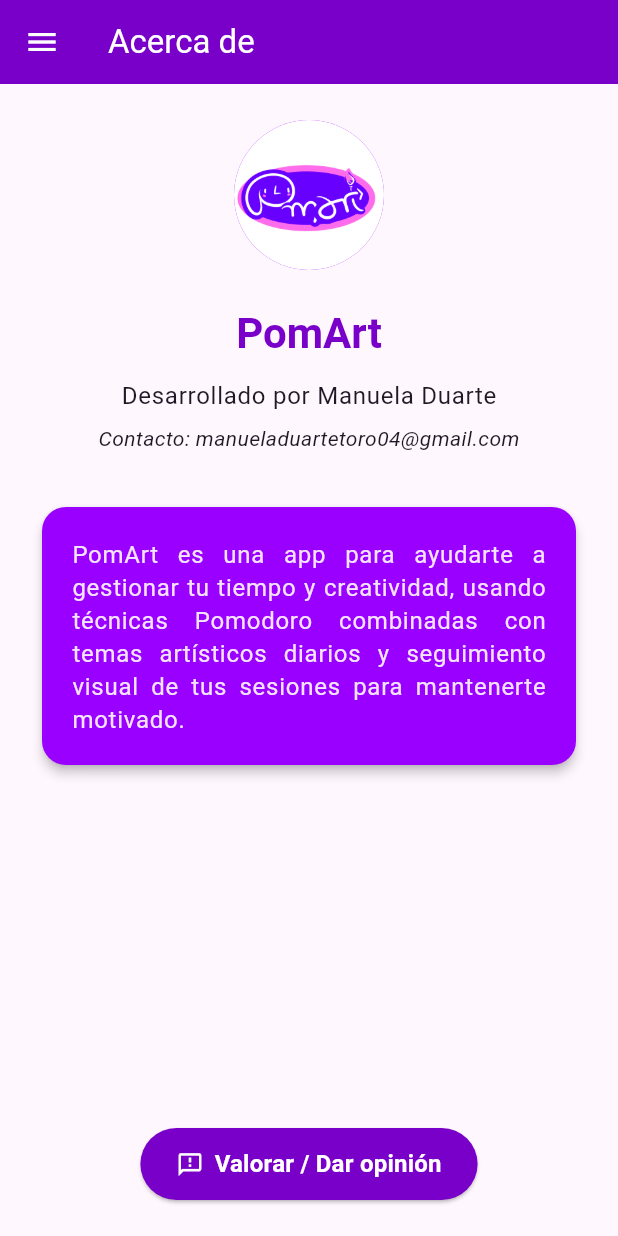
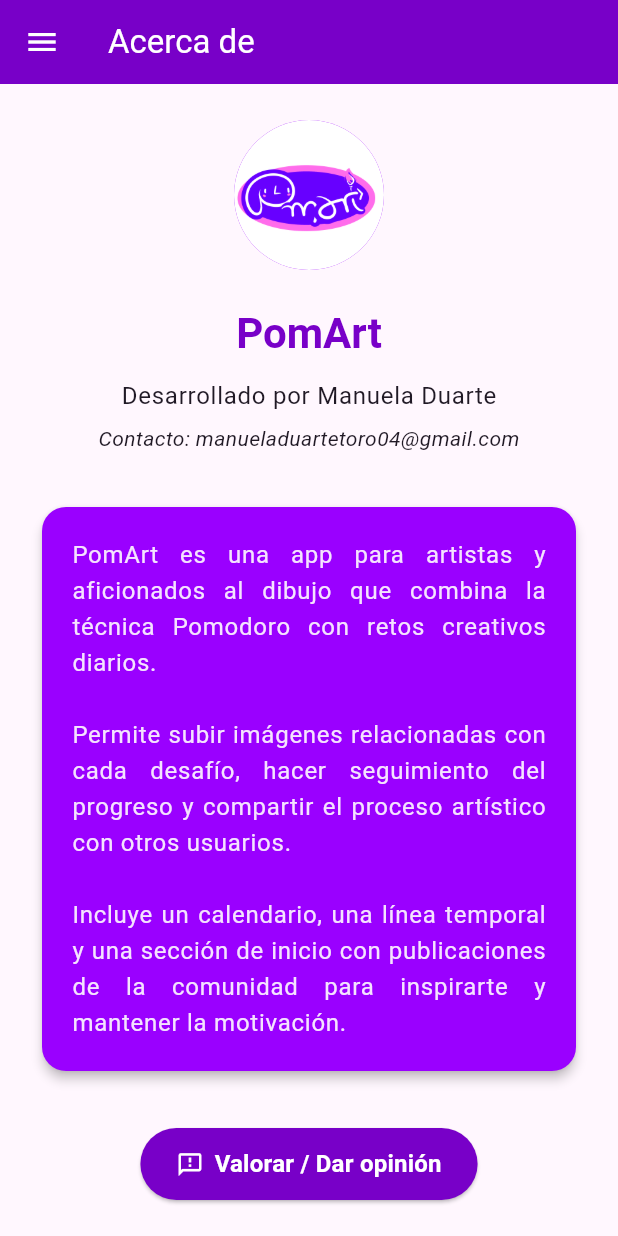
Before and after one commit to MjesusD/PomArt, a Flutter app: the AboutPage screen opened by its route, on a phone screen of 412 x 824 dp. Run offline on Flutter 3.47's test engine with Material 3 defaults, Android fonts, the light colour scheme and no system bars; our stand-ins replace audioplayers, flutter_colorpicker, google_fonts, image_picker, shared_preferences, sleek_circular_slider and 2 more; accounts and stored records are empty.

Commit message:
Arreglos en textos

```diff
--- a/lib/pages/about.dart
+++ b/lib/pages/about.dart
@@ -73,18 +73,19 @@ class AboutPage extends StatelessWidget {
                 borderRadius: BorderRadius.circular(16),
               ),
               child: Padding(
-                padding: const EdgeInsets.all(20),
+              padding: const EdgeInsets.all(20),
                 child: Text(
-                  'PomArt es una app para ayudarte a gestionar tu tiempo y creatividad, '
-                  'usando técnicas Pomodoro combinadas con temas artísticos diarios y seguimiento visual '
-                  'de tus sesiones para mantenerte motivado.',
+                  'PomArt es una app para artistas y aficionados al dibujo que combina la técnica Pomodoro con retos creativos diarios.\n\n'
+                  'Permite subir imágenes relacionadas con cada desafío, hacer seguimiento del progreso y compartir el proceso artístico con otros usuarios.\n\n'
+                  'Incluye un calendario, una línea temporal y una sección de inicio con publicaciones de la comunidad para inspirarte y mantener la motivación.',
                   style: textTheme.bodyLarge?.copyWith(
                     color: colorScheme.onPrimaryContainer,
-                    height: 1.4,
+                    height: 1.5,
                   ),
                   textAlign: TextAlign.justify,
                 ),
               ),
+
             ),
             const Spacer(),
             Center(
--- a/lib/widgets/feed_view.dart
+++ b/lib/widgets/feed_view.dart
@@ -104,7 +104,7 @@ class _FeedViewState extends State<FeedView> {
 
     return Scaffold(
       appBar: AppBar(
-        title: Text('Feed del tema: $_themeToday'),
+        title: Text('Progreso de otros usuarios'),
       ),
       body: fakeUsers.isEmpty
           ? Center(
```
